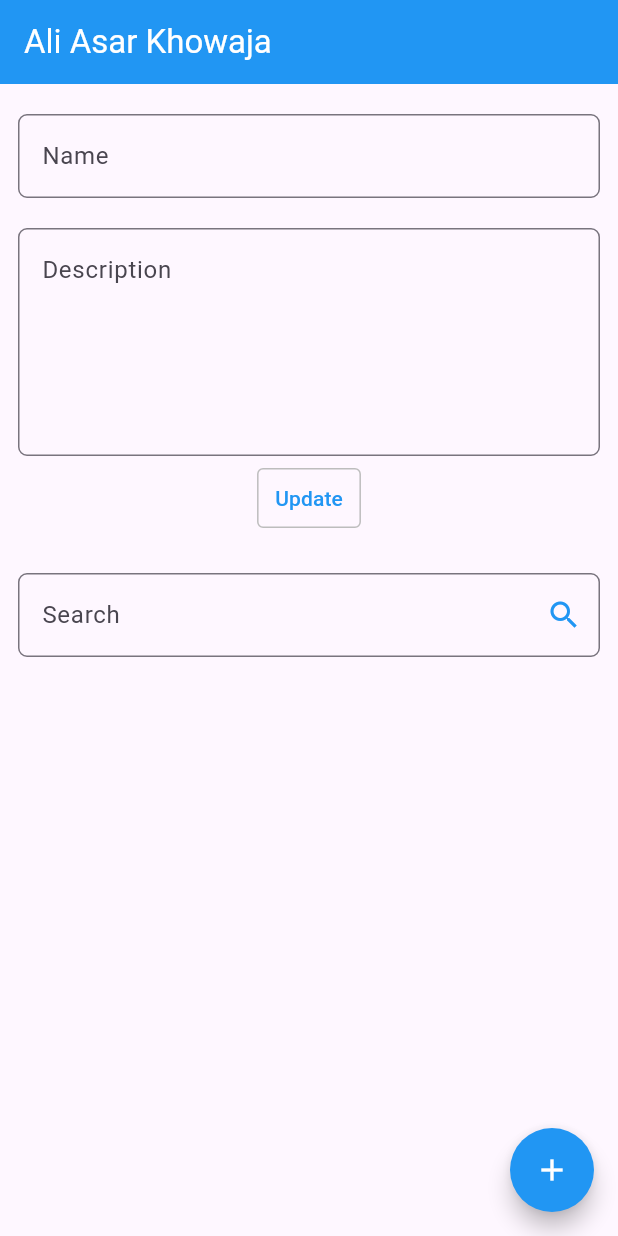
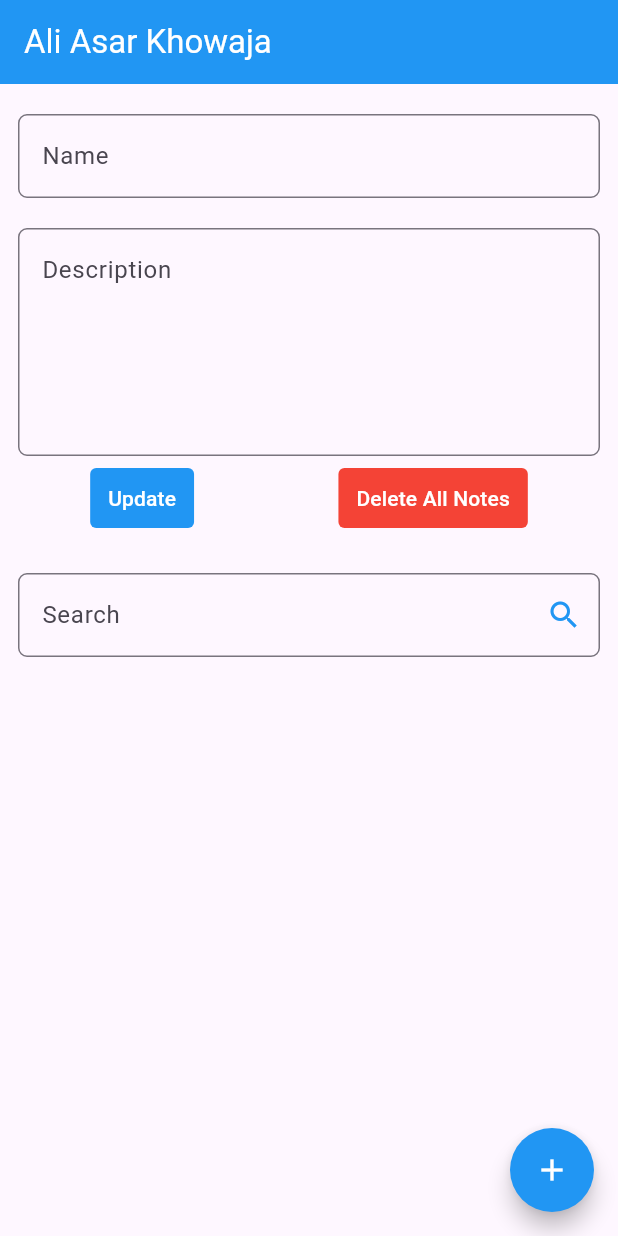
Before and after one commit to aliasar1/Task-App-Sqflite-Flutter, a Flutter app: the screen it shows after launch, on a phone screen of 412 x 824 dp. Run offline on Flutter 3.47's test engine with Material 3 defaults, Android fonts, the phone set to English and light mode, and no system bars; our stand-ins replace sqflite; accounts and stored records are empty.

Commit message:
Added Delete All Feature.

```diff
--- a/lib/database_helper.dart
+++ b/lib/database_helper.dart
@@ -78,10 +78,8 @@ class DatabaseHelper {
 
   Future<bool> checkDuplication(String text) async {
     Database db = await instance.database;
-
     List<Map<String, dynamic>> result = await db.query(table,
         columns: [columnName], where: '$columnName = ?', whereArgs: [text]);
-
     return result.isNotEmpty;
   }
 
@@ -93,4 +91,9 @@ class DatabaseHelper {
       return Note.fromMap(maps[i]);
     });
   }
+
+  Future<void> deleteAllNotes() async {
+    Database db = await instance.database;
+    await db.delete(table);
+  }
 }
--- a/lib/home_page.dart
+++ b/lib/home_page.dart
@@ -83,6 +83,38 @@ class _MyHomePageState extends State<MyHomePage> {
     setState(() {
       _notes = searchResults;
     });
+  }
+
+  Future<void> _deleteAllNotes() async {
+    bool confirmed = await showDialog(
+      context: context,
+      builder: (BuildContext context) {
+        return AlertDialog(
+          title: const Text('Confirm Deletion'),
+          content: const Text('Are you sure you want to delete all notes?'),
+          actions: [
+            TextButton(
+              onPressed: () {
+                Navigator.of(context).pop(true);
+              },
+              child: const Text('Yes'),
+            ),
+            TextButton(
+              onPressed: () {
+                Navigator.of(context).pop(false);
+              },
+              child: const Text('No'),
+            ),
+          ],
+        );
+      },
+    );
+
+    if (confirmed == true) {
+      await dbHelper.deleteAllNotes();
+      _loadNotes();
+      showSnackbar('All notes deleted successfully.');
+    }
   }
 
   void clearFields() {
@@ -183,6 +215,9 @@ class _MyHomePageState extends State<MyHomePage> {
                       const SizedBox(
                         height: 8,
                       ),
+                      Row(
+                        mainAxisAlignment: MainAxisAlignment.spaceAround,
+                        children: [
                           SizedBox(
                             height: 40,
                             child: TextButton(
@@ -194,37 +229,63 @@ class _MyHomePageState extends State<MyHomePage> {
                                     FocusScope.of(context).unfocus();
                                   } else {
                                     if (noteName != nameController.text) {
-                                  bool isDuplicate = await _checkDuplication(
+                                      bool isDuplicate =
+                                          await _checkDuplication(
                                               nameController.text.trim());
                                       if (!isDuplicate) {
                                         _updateNote(noteIndex!, noteKey!);
-                                    showSnackbar('Note updated successfully.');
+                                        showSnackbar(
+                                            'Note updated successfully.');
                                       } else {
                                         showSnackbar(
                                             'Please try another note name to avoid duplication.');
                                       }
                                     } else {
                                       _updateNote(noteIndex!, noteKey!);
-                                  showSnackbar('Note updated successfully.');
+                                      showSnackbar(
+                                          'Note updated successfully.');
                                     }
                                     FocusScope.of(context).unfocus();
                                   }
                                 }
                               },
                               style: TextButton.styleFrom(
-                            foregroundColor: Colors.blue,
-                            shape: RoundedRectangleBorder(
-                              borderRadius: const BorderRadius.all(
+                                foregroundColor: Colors.white,
+                                backgroundColor: Colors.blue,
+                                shape: const RoundedRectangleBorder(
+                                  borderRadius: BorderRadius.all(
                                     Radius.circular(4),
                                   ),
-                              side: BorderSide(color: Colors.grey.shade400),
                                 ),
                               ),
                               child: const Text(
                                 'Update',
-                            style: TextStyle(color: Colors.blue),
+                                style: TextStyle(color: Colors.white),
                               ),
                             ),
+                          ),
+                          SizedBox(
+                            height: 40,
+                            child: TextButton(
+                              onPressed: () {
+                                _deleteAllNotes();
+                              },
+                              style: TextButton.styleFrom(
+                                foregroundColor: Colors.white,
+                                backgroundColor: Colors.red,
+                                shape: const RoundedRectangleBorder(
+                                  borderRadius: BorderRadius.all(
+                                    Radius.circular(4),
+                                  ),
+                                ),
+                              ),
+                              child: const Text(
+                                'Delete All Notes',
+                                style: TextStyle(color: Colors.white),
+                              ),
+                            ),
+                          ),
+                        ],
                       ),
                     ],
                   ),
```
Lines whose indentation alone changed are shown as unchanged.
